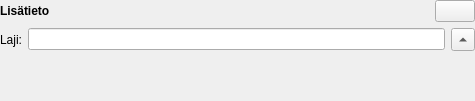
Above: arho_feature_template/gui/components/additional_information_widget.ui from GispoCoding/arho-qgis-plugin before the change. Below: the same form after it.
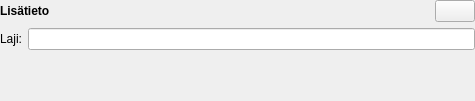
That is the form after the change.

Commit message: modify additional information UI: fix del btn tooltip and remove expand btn

```diff
--- a/arho_feature_template/gui/components/additional_information_widget.ui
+++ b/arho_feature_template/gui/components/additional_information_widget.ui
@@ -101,24 +101,7 @@
       </widget>
      </item>
      <item row="0" column="1">
-      <layout class="QHBoxLayout" name="horizontalLayout">
-       <item>
-        <widget class="QLineEdit" name="type_of_additional_information_name"/>
-       </item>
-       <item>
-        <widget class="QToolButton" name="expand_hide_btn">
-         <property name="text">
-          <string>Laajenna</string>
-         </property>
-         <property name="autoRaise">
-          <bool>false</bool>
-         </property>
-         <property name="arrowType">
-          <enum>Qt::UpArrow</enum>
-         </property>
-        </widget>
-       </item>
-      </layout>
+      <widget class="QLineEdit" name="type_of_additional_information_name"/>
      </item>
     </layout>
    </item>
```
Left out of the diff: 2 changed lines with no effect on the pictures. The commit also changes 1 other file.
